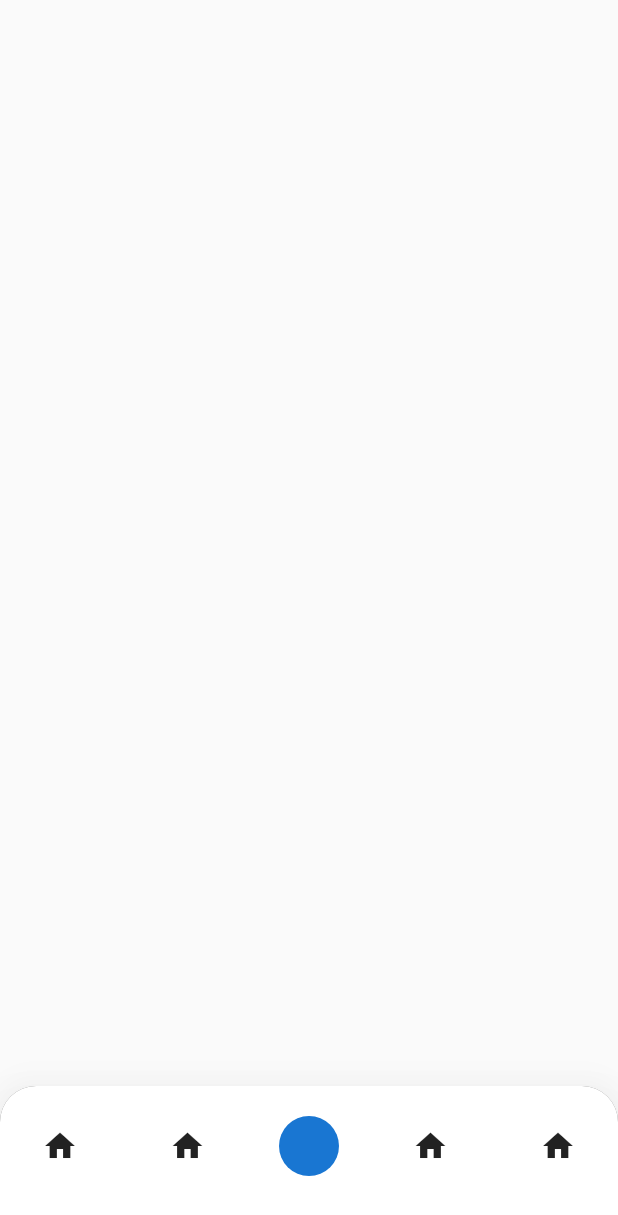
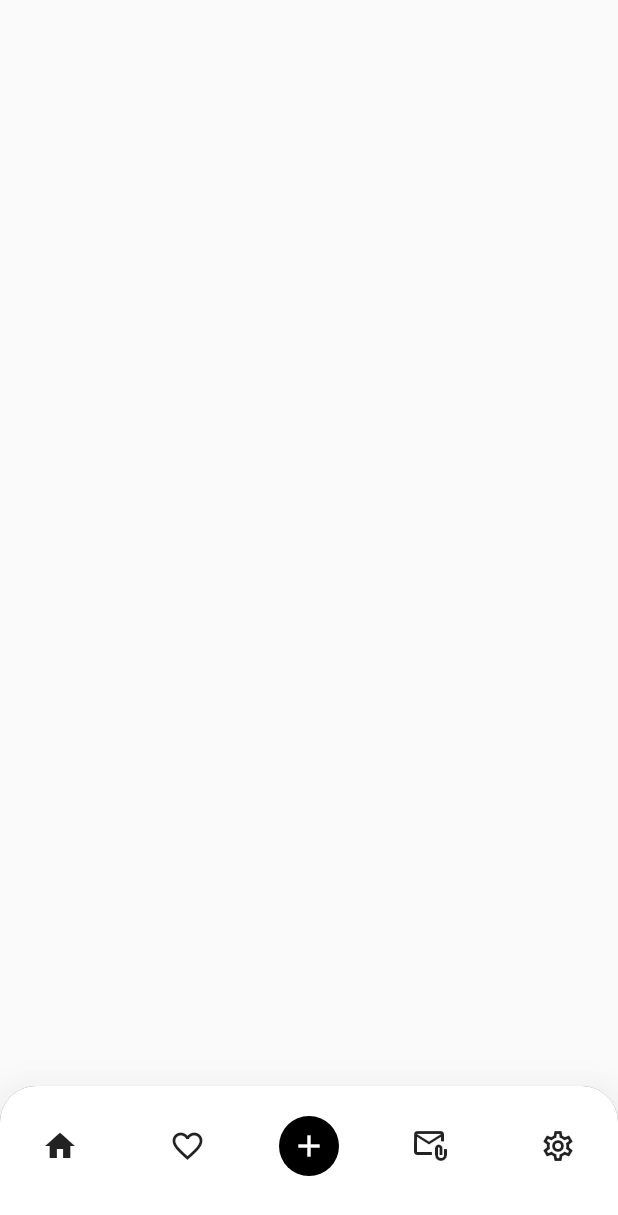
Before and after one commit to JAICHANGPARK/flutter_notebook_17th_story, a Flutter app: the screen it shows after launch, on a phone screen of 412 x 824 dp. Shown: the top 1215 px of the screen. Run offline on Flutter 3.47's test engine with Material 2 defaults, Android fonts, the phone set to English and light mode, and no system bars; our stand-ins replace cached_network_image, fl_chart, flutter_riverpod, ionicons, percent_indicator.

Commit message:
Update vehicle_main_page.dart

```diff
--- a/lib/ep1011_vehicle_retailer_app/src/vehicle_main_page.dart
+++ b/lib/ep1011_vehicle_retailer_app/src/vehicle_main_page.dart
@@ -38,11 +38,17 @@ class _VehicleMainPageState extends State<VehicleMainPage> {
                     children: [
                       Row(
                         mainAxisAlignment: MainAxisAlignment.spaceBetween,
-                        children: [IconButton(onPressed: () {}, icon: const Icon(Icons.home)),
+                        children: [
                           IconButton(onPressed: () {}, icon: const Icon(Icons.home)),
-                        const CircleAvatar(),
-                          IconButton(onPressed: () {}, icon: const Icon(Icons.home)),
-                          IconButton(onPressed: () {}, icon: const Icon(Icons.home))],
+                          IconButton(onPressed: () {}, icon: const Icon(Icons.favorite_border)),
+                          const CircleAvatar(
+                            backgroundColor: Colors.black,
+                            child: Icon(Icons.add),
+                            foregroundColor: Colors.white,
+                          ),
+                          IconButton(onPressed: () {}, icon: const Icon(Icons.attach_email_outlined)),
+                          IconButton(onPressed: () {}, icon: const Icon(Icons.settings_outlined))
+                        ],
                       ),
                       const SizedBox(
                         height: 24,
```
